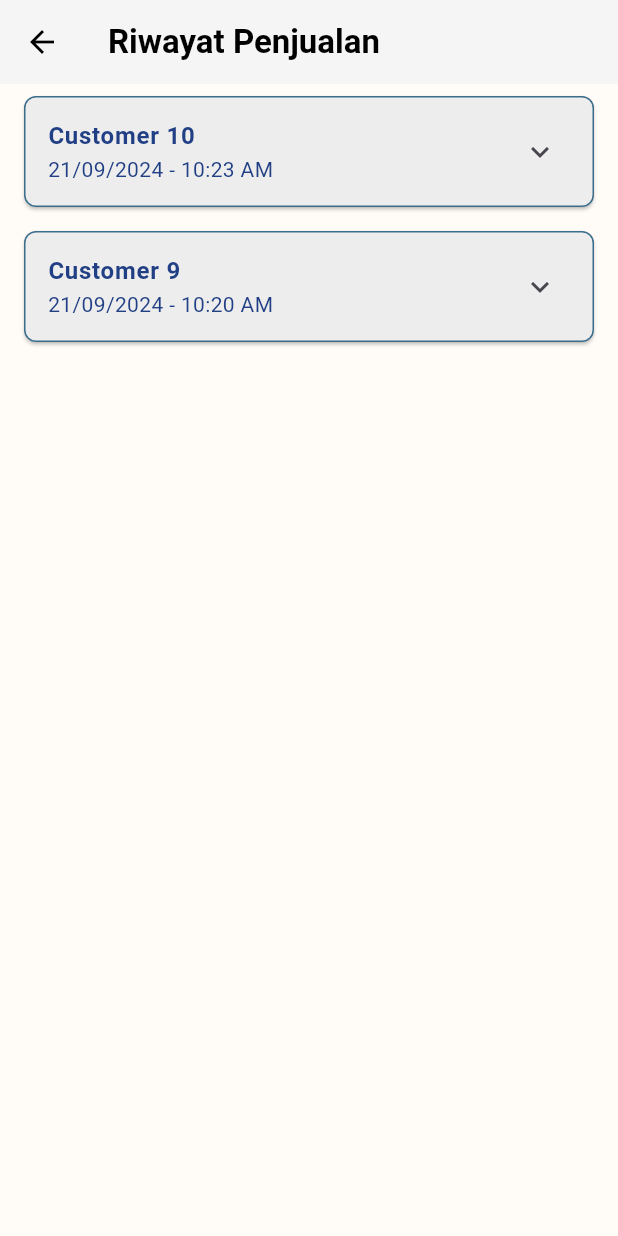
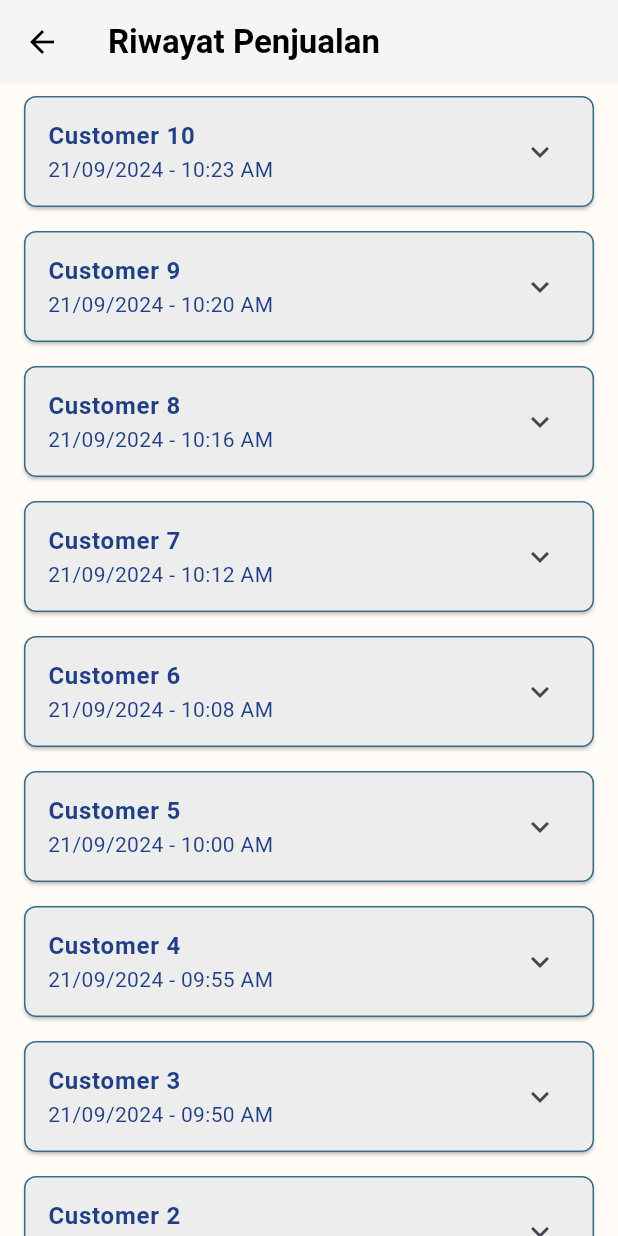
Before and after one commit to hanifaslam/appflexy, a Flutter app: the SalesHistoryPage screen opened by its route, on a phone screen of 412 x 824 dp. Run offline on Flutter 3.47's test engine with Material 3 defaults, Android fonts, the phone set to English and light mode, and no system bars; our stand-ins replace gap, get, get_storage, image_picker; accounts and stored records are empty.

Commit message:
more-fix

```diff
--- a/lib/app/modules/profileuser2/views/profileuser2_view.dart
+++ b/lib/app/modules/profileuser2/views/profileuser2_view.dart
@@ -2,6 +2,8 @@ import 'dart:io'; // Ini tetap diimport untuk antisipasi penggunaan FileImage di
 import 'package:flutter/material.dart';
 import 'package:get/get.dart';
 import '../../profileuser2/controllers/profileuser2_controller.dart';
+import 'package:apptiket/app/widgets/navbar.dart';
+import 'package:apptiket/app/routes/app_pages.dart';
 
 class Profileuser2View extends StatelessWidget {
   @override
@@ -13,12 +15,6 @@ class Profileuser2View extends StatelessWidget {
         title: Text(
           'Profil',
           style: TextStyle(fontWeight: FontWeight.bold, color: Colors.white),
-        ),
-        leading: IconButton(
-          icon: Icon(Icons.arrow_back, color: Colors.white),
-          onPressed: () {
-            Get.back();
-          },
         ),
         backgroundColor: Color(0xFF213F84),
       ),
@@ -109,34 +105,27 @@ class Profileuser2View extends StatelessWidget {
                               ),
                             ),
                             SizedBox(height: 20),
-                            // List Menu
-                            menuItem('Grafik Penjualan', Icons.arrow_forward),
-                            // Kode untuk pindah ke halaman "Grafik Penjualan"
-                            // onTap: () {
-                            //   Get.toNamed('/grafikPenjualan');
-                            // },
-
-                            menuItem('Pengaturan Profil Toko', Icons.arrow_forward),
-                            // TODO: Uncomment below line to enable navigation
-                            // onTap: () { Get.toNamed('/pengaturan-profil'); },
-
-                            menuItem('Ganti Password', Icons.arrow_forward),
-                            // Kode untuk pindah ke halaman "Ganti Password"
-                            // onTap: () {
-                            //   Get.toNamed('/gantiPassword');
-                            // },
-
-                            menuItem('Notifikasi', Icons.arrow_forward),
-                            // Kode untuk pindah ke halaman "Notifikasi"
-                            // onTap: () {
-                            //   Get.toNamed('/notifikasi');
-                            // },
-
-                            menuItem('Hapus Akun', Icons.arrow_forward, Colors.red),
-                            // Kode untuk pindah ke halaman "Hapus Akun"
-                            // onTap: () {
-                            //   Get.toNamed('/hapusAkun');
-                            // },
+                            // List Menu dengan navigasi
+                            menuItem('Grafik Penjualan', Icons.arrow_forward, () {
+                              // Navigasi ke halaman Grafik Penjualan
+                              //Get.toNamed(Routes.GRAFIK_PENJUALAN);
+                            }),
+                            menuItem('Pengaturan Profil Toko', Icons.arrow_forward, () {
+                              // Navigasi ke halaman Pengaturan Profil Toko
+                             // Get.toNamed(Routes.PENGATURAN_PROFIL_TOKO);
+                            }),
+                            menuItem('Ganti Password', Icons.arrow_forward, () {
+                              // Navigasi ke halaman Ganti Password
+                              //Get.toNamed(Routes.GANTI_PASSWORD);
+                            }),
+                            menuItem('Notifikasi', Icons.arrow_forward, () {
+                              // Navigasi ke halaman Notifikasi
+                              //Get.toNamed(Routes.NOTIFIKASI);
+                            }),
+                            menuItem('Hapus Akun', Icons.arrow_forward, () {
+                              // Navigasi ke halaman Hapus Akun
+                              //Get.toNamed(Routes.HAPUS_AKUN);
+                            }, Colors.red),
                           ],
                         ),
                       ),
@@ -169,7 +158,7 @@ class Profileuser2View extends StatelessWidget {
                               radius: 55,
                               backgroundImage: controller.selectedImagePath.value.isNotEmpty
                                   ? FileImage(File(controller.selectedImagePath.value))
-                                  : AssetImage('assets/amaba_tokamu.jpg'),
+                                  : AssetImage('assets/logo/logoflex.png'),
                             ),
                           ),
                         ),
@@ -181,6 +170,19 @@ class Profileuser2View extends StatelessWidget {
             ),
           ],
         ),
+      ),
+      bottomNavigationBar: CustomNavigationBar( // Tambahkan CustomNavigationBar di sini
+        currentIndex: 2, // misalnya, tab profil (indeks 2)
+        onTap: (index) {
+          // Navigasi berdasarkan tab yang ditekan
+          if (index == 0) {
+            Get.offAllNamed(Routes.HOME); // Navigasi ke halaman Home
+          } else if (index == 1) {
+            Get.offAllNamed(Routes.KASIR); // Navigasi ke halaman Kasir
+          } else if (index == 2) {
+            // Tetap di halaman profil
+          }
+        },
       ),
     );
   }
@@ -197,10 +199,12 @@ class Profileuser2View extends StatelessWidget {
     );
   }
 
-  // Widget untuk menu item
-  Widget menuItem(String title, IconData icon, [Color? textColor]) {
+  // Widget untuk menu item dengan onTap untuk navigasi
+  Widget menuItem(String title, IconData icon, Function onTap, [Color? textColor]) {
     return Padding(
       padding: const EdgeInsets.symmetric(horizontal: 16.0, vertical: 8.0),
+      child: GestureDetector(
+        onTap: () => onTap(),
         child: Container(
           padding: EdgeInsets.symmetric(vertical: 20, horizontal: 16),
           decoration: BoxDecoration(
@@ -229,6 +233,7 @@ class Profileuser2View extends StatelessWidget {
             ],
           ),
         ),
+      ),
     );
   }
 }
--- a/lib/app/modules/sales_history/controllers/sales_history_controller.dart
+++ b/lib/app/modules/sales_history/controllers/sales_history_controller.dart
@@ -28,6 +28,103 @@ class SalesHistoryController extends GetxController {
       'memberDiscount': 10000,
       'total': 125000
     },
+      {
+      'customer': 'Customer 8',
+      'time': '21/09/2024 - 10:16 AM',
+      'paymentSource': 'Mas Rusdi',
+      'paymentMethod': 'QRIS',
+      'items': [
+        {'name': 'Tiket Dewasa', 'quantity': 1, 'price': 50000},
+        {'name': 'Jaket Pelampung', 'quantity': 1, 'price': 20000},
+      ],
+      'memberDiscount': 5000,
+      'total': 65000
+    },
+    {
+      'customer': 'Customer 7',
+      'time': '21/09/2024 - 10:12 AM',
+      'paymentSource': 'Raol',
+      'paymentMethod': 'Tunai',
+      'items': [
+        {'name': 'Tiket Dewasa', 'quantity': 2, 'price': 50000},
+        {'name': 'Tiket Anak', 'quantity': 1, 'price': 35000},
+      ],
+      'memberDiscount': 20000,
+      'total': 115000
+    },
+    {
+      'customer': 'Customer 6',
+      'time': '21/09/2024 - 10:08 AM',
+      'paymentSource': 'Yanto',
+      'paymentMethod': 'QRIS',
+      'items': [
+        {'name': 'Tiket Dewasa', 'quantity': 1, 'price': 50000},
+        {'name': 'Jaket Pelampung', 'quantity': 1, 'price': 20000},
+      ],
+      'memberDiscount': 5000,
+      'total': 65000
+    },
+    {
+      'customer': 'Customer 5',
+      'time': '21/09/2024 - 10:00 AM',
+      'paymentSource': 'Mulyo',
+      'paymentMethod': 'Tunai',
+      'items': [
+        {'name': 'Tiket Dewasa', 'quantity': 1, 'price': 50000},
+        {'name': 'Tiket Anak', 'quantity': 1, 'price': 35000},
+      ],
+      'memberDiscount': 10000,
+      'total': 75000
+    },
+    {
+      'customer': 'Customer 4',
+      'time': '21/09/2024 - 09:55 AM',
+      'paymentSource': 'Jin Kazama',
+      'paymentMethod': 'Debit',
+      'items': [
+        {'name': 'Tiket Dewasa', 'quantity': 2, 'price': 50000},
+        {'name': 'Jaket Pelampung', 'quantity': 1, 'price': 20000},
+      ],
+      'memberDiscount': 10000,
+      'total': 110000
+    },
+    {
+      'customer': 'Customer 3',
+      'time': '21/09/2024 - 09:50 AM',
+      'paymentSource': 'Steve Fox',
+      'paymentMethod': 'Tunai',
+      'items': [
+        {'name': 'Tiket Dewasa', 'quantity': 1, 'price': 50000},
+        {'name': 'Jaket Pelampung', 'quantity': 1, 'price': 20000},
+      ],
+      'memberDiscount': 5000,
+      'total': 65000
+    },
+    {
+      'customer': 'Customer 2',
+      'time': '21/09/2024 - 09:40 AM',
+      'paymentSource': 'Lee Chaolan',
+      'paymentMethod': 'Tunai',
+      'items': [
+        {'name': 'Tiket Dewasa', 'quantity': 1, 'price': 50000},
+        {'name': 'Tiket Anak', 'quantity': 1, 'price': 35000},
+      ],
+      'memberDiscount': 10000,
+      'total': 75000
+    },
+    {
+      'customer': 'Customer 1',
+      'time': '21/09/2024 - 09:45 AM',
+      'paymentSource': 'Kuma',
+      'paymentMethod': 'QRIS',
+      'items': [
+        {'name': 'Tiket Dewasa', 'quantity': 2, 'price': 50000},
+        {'name': 'Tiket Anak', 'quantity': 1, 'price': 35000},
+        {'name': 'Jaket Pelampung', 'quantity': 1, 'price': 20000},
+      ],
+      'memberDiscount': 20000,
+      'total': 135000
+    },
     // Tambahin data lainnya
   ].obs; // Menggunakan "obs" agar bisa reaktif.
 
```
Also changed, not shown: pubspec.lock. Lines whose indentation alone changed are shown as unchanged.
